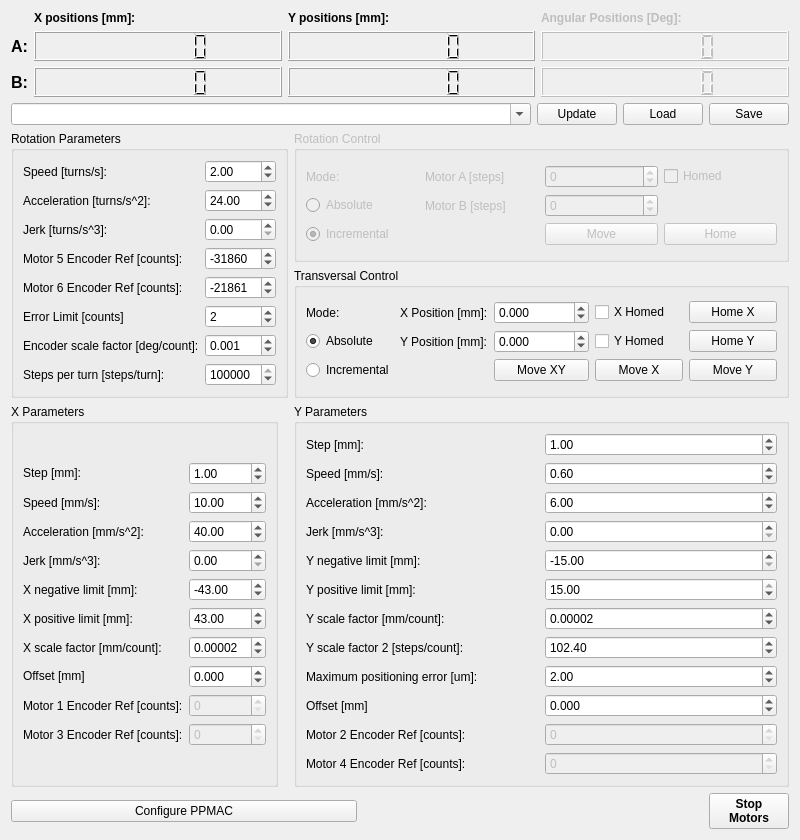
Before: the Qt Designer form movingwire/gui/ui/ppmacwidget.ui in lnls-ima/moving-wire-control, drawn with Qt 5.
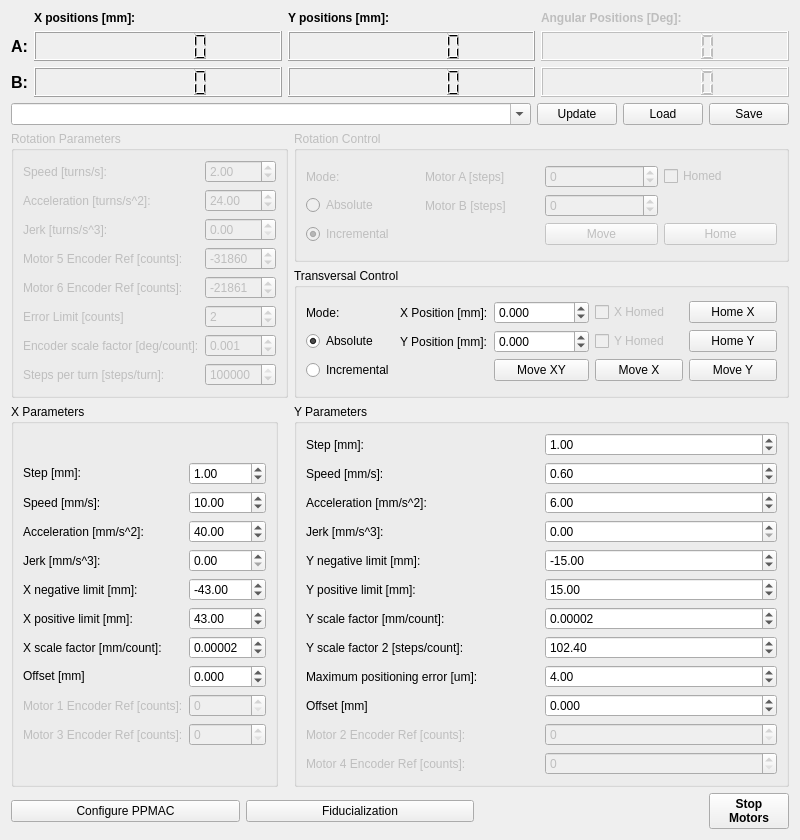
After: the same form once the commit is applied. Icons and pictures are not drawn.

```diff
--- a/movingwire/gui/ui/ppmacwidget.ui
+++ b/movingwire/gui/ui/ppmacwidget.ui
@@ -7,7 +7,7 @@
     <x>0</x>
     <y>0</y>
     <width>800</width>
-    <height>760</height>
+    <height>786</height>
    </rect>
   </property>
   <property name="windowTitle">
@@ -248,6 +248,9 @@
    </item>
    <item row="2" column="0">
     <widget class="QGroupBox" name="groupBox_2">
+     <property name="enabled">
+      <bool>false</bool>
+     </property>
      <property name="title">
       <string>Rotation Parameters</string>
      </property>
@@ -511,6 +514,9 @@
          <layout class="QGridLayout" name="gridLayout_3">
           <item row="1" column="3">
            <widget class="QCheckBox" name="chb_homed_y">
+            <property name="enabled">
+             <bool>false</bool>
+            </property>
             <property name="text">
              <string>Y Homed</string>
             </property>
@@ -551,6 +557,9 @@
           </item>
           <item row="0" column="3">
            <widget class="QCheckBox" name="chb_homed_x">
+            <property name="enabled">
+             <bool>false</bool>
+            </property>
             <property name="text">
              <string>X Homed</string>
             </property>
@@ -691,6 +700,9 @@
         </item>
         <item row="8" column="0">
          <widget class="QLabel" name="label_19">
+          <property name="enabled">
+           <bool>false</bool>
+          </property>
           <property name="text">
            <string>Motor 1 Encoder Ref [counts]:</string>
           </property>
@@ -775,6 +787,9 @@
         </item>
         <item row="9" column="0">
          <widget class="QLabel" name="label_17">
+          <property name="enabled">
+           <bool>false</bool>
+          </property>
           <property name="text">
            <string>Motor 3 Encoder Ref [counts]:</string>
           </property>
@@ -869,6 +884,9 @@
         </item>
         <item row="10" column="0">
          <widget class="QLabel" name="label_24">
+          <property name="enabled">
+           <bool>false</bool>
+          </property>
           <property name="text">
            <string>Motor 2 Encoder Ref [counts]:</string>
           </property>
@@ -927,7 +945,7 @@
         <item row="8" column="1">
          <widget class="QDoubleSpinBox" name="dsb_max_pos_error">
           <property name="value">
-           <double>2.000000000000000</double>
+           <double>4.000000000000000</double>
           </property>
          </widget>
         </item>
@@ -947,6 +965,9 @@
         </item>
         <item row="11" column="0">
          <widget class="QLabel" name="label_25">
+          <property name="enabled">
+           <bool>false</bool>
+          </property>
           <property name="text">
            <string>Motor 4 Encoder Ref [counts]:</string>
           </property>
@@ -962,10 +983,10 @@
         <item row="5" column="1">
          <widget class="QDoubleSpinBox" name="dsb_max_y">
           <property name="minimum">
-           <double>-15.000000000000000</double>
+           <double>-40.000000000000000</double>
           </property>
           <property name="maximum">
-           <double>15.000000000000000</double>
+           <double>40.000000000000000</double>
           </property>
           <property name="value">
            <double>15.000000000000000</double>
@@ -1009,10 +1030,10 @@
         <item row="4" column="1">
          <widget class="QDoubleSpinBox" name="dsb_min_y">
           <property name="minimum">
-           <double>-15.000000000000000</double>
+           <double>-40.000000000000000</double>
           </property>
           <property name="maximum">
-           <double>15.000000000000000</double>
+           <double>40.000000000000000</double>
           </property>
           <property name="value">
            <double>-15.000000000000000</double>
@@ -1060,6 +1081,19 @@
        </property>
       </widget>
      </item>
+     <item>
+      <widget class="QPushButton" name="pbt_fiducialization">
+       <property name="sizePolicy">
+        <sizepolicy hsizetype="MinimumExpanding" vsizetype="Fixed">
+         <horstretch>0</horstretch>
+         <verstretch>0</verstretch>
+        </sizepolicy>
+       </property>
+       <property name="text">
+        <string>Fiducialization</string>
+       </property>
+      </widget>
+     </item>
      <item>
       <spacer name="horizontalSpacer">
        <property name="orientation">
```
Left out of the diff: 8 changed lines with no effect on the pictures.
